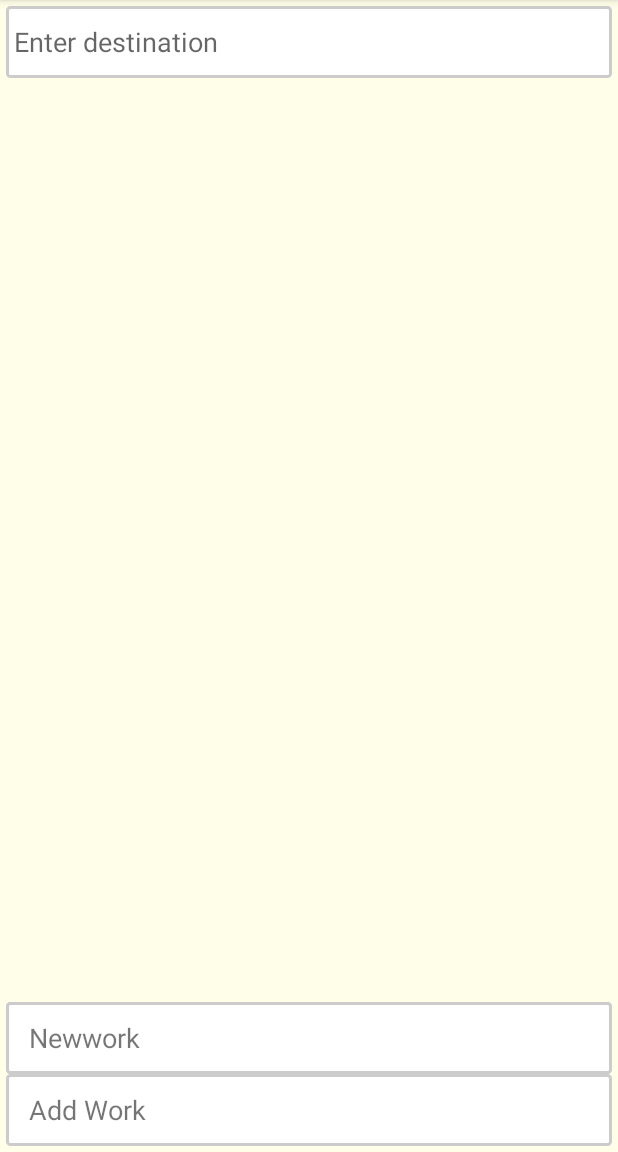
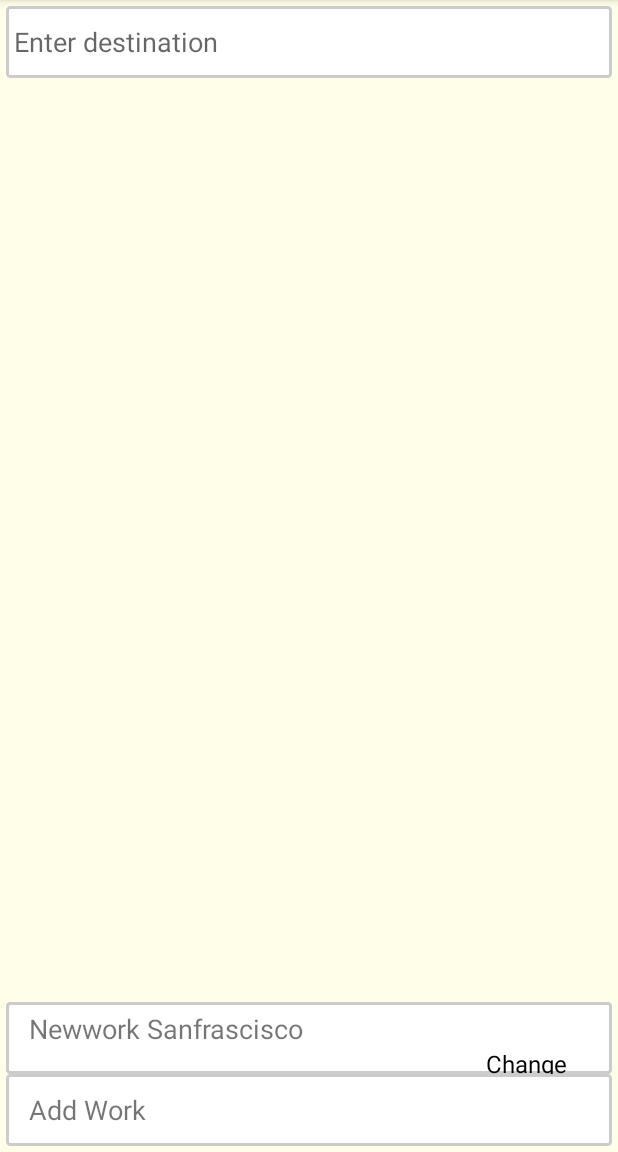
Before and after one commit to aartisoft/SecureRide_Android, an Android app: the AddressSearchActivity screen opened directly, with no data from a screen before it, on a phone screen of 412 x 824 dp, the part 84-1236 px from its top. Run offline under Robolectric (Android 15) with nearby library versions, the phone set to English and light mode, and no system bars; 1 statement that could not run was skipped.

```diff
--- a/Securide/app/src/main/res/layout/activity_address_search.xml
+++ b/Securide/app/src/main/res/layout/activity_address_search.xml
@@ -57,16 +57,28 @@
             android:textSize="18sp" />
         <RelativeLayout
             android:layout_width="match_parent"
-            android:layout_height="48dp">
+            android:layout_height="48dp"
+            android:background="@drawable/search_box">
             <TextView
                 android:id="@+id/homeAddress"
                 android:layout_width="match_parent"
-                android:layout_height="48dp"
-                android:background="@drawable/search_box"
+                android:layout_height="wrap_content"
                 android:gravity="center_vertical"
                 android:paddingLeft="15dp"
-                android:text="Newwork"
+                android:layout_marginTop="@dimen/dimen_5dp"
+                android:text="Newwork Sanfrascisco"
                 android:textSize="18sp" />
+            <TextView
+                android:id="@+id/homeAddressChange"
+                android:layout_below="@+id/homeAddress"
+                android:layout_width="wrap_content"
+                android:layout_height="wrap_content"
+                android:gravity="center_vertical"
+                android:layout_alignParentRight="true"
+                android:layout_marginRight="30dp"
+                android:text="Change"
+                android:textColor="@color/black"
+                android:textSize="16sp" />
         </RelativeLayout>
 
         <TextView
```
